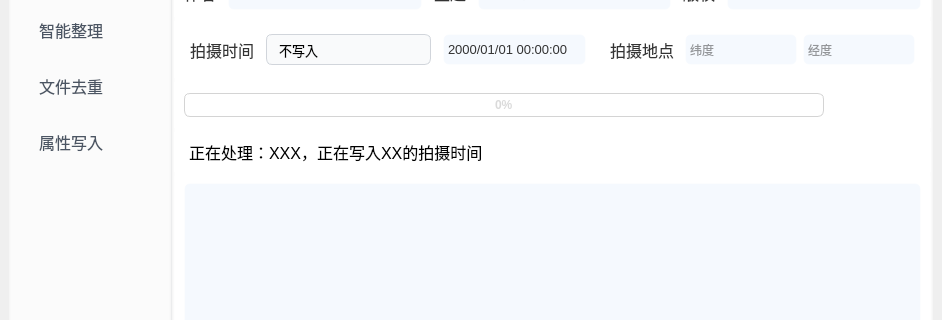
Above: Ui_MainWindow.ui from YangShengzhou03/LeafSort before the change; both pictures show x 0 to 942 and y 148 to 468 of the 942 by 580 pixel window. Below: the same form after it.
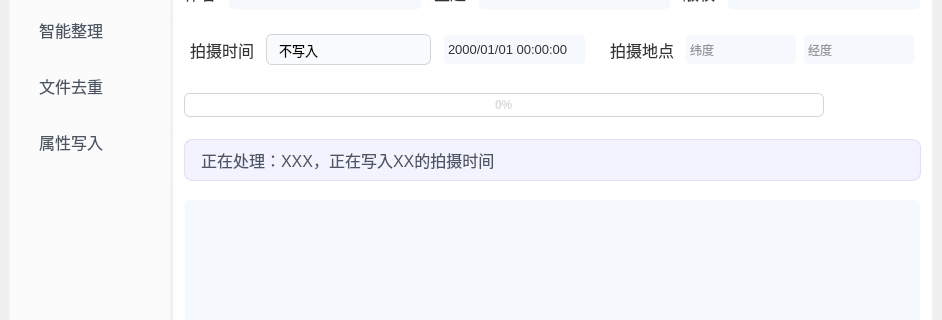
That is the form after the change. The open tabs and pages were chosen to show the change. Icons and pictures are not drawn.

The edit to the form file:
```diff
--- a/Ui_MainWindow.ui
+++ b/Ui_MainWindow.ui
@@ -5948,6 +5948,14 @@
                         <pointsize>12</pointsize>
                        </font>
                       </property>
+                      <property name="styleSheet">
+                       <string notr="true">color: #4B5563;
+background-color: rgba(134, 119, 253, 0.1);
+padding: 8px 12px;
+border-radius: 8px;
+border: 1px solid rgba(134, 119, 253, 0.2);
+box-shadow: 0 2px 4px rgba(0, 0, 0, 0.05);</string>
+                      </property>
                       <property name="text">
                        <string>正在处理：XXX，正在写入XX的拍摄时间</string>
                       </property>
```
Left out of the diff: 24 changed lines with no effect on the pictures.
